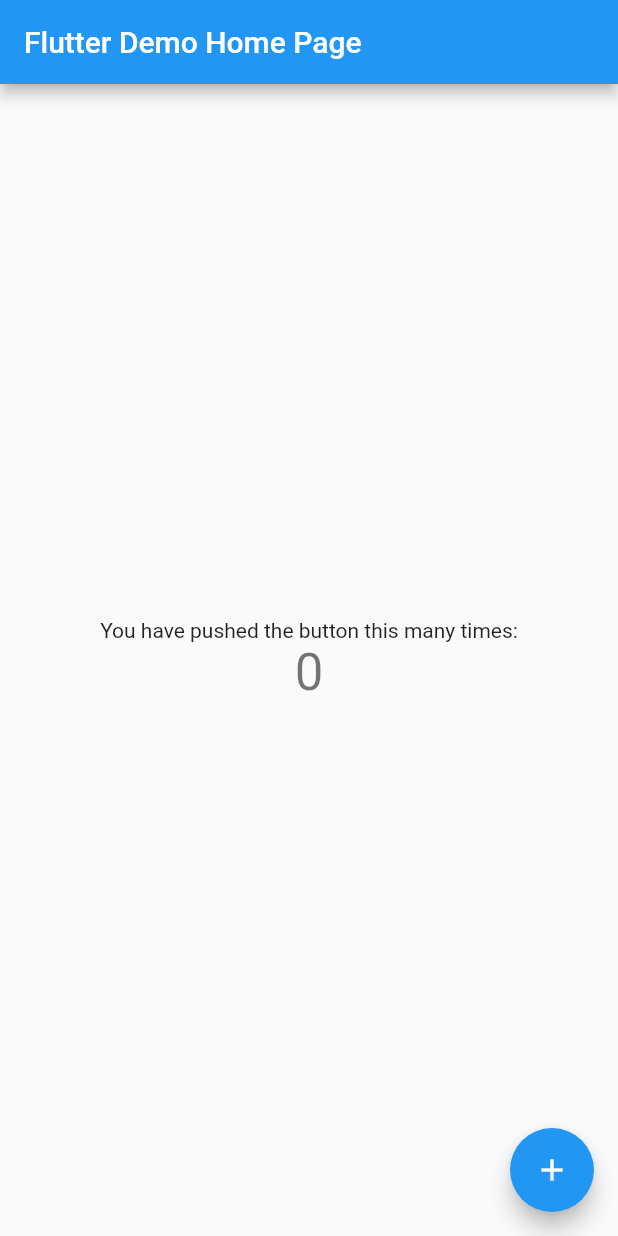
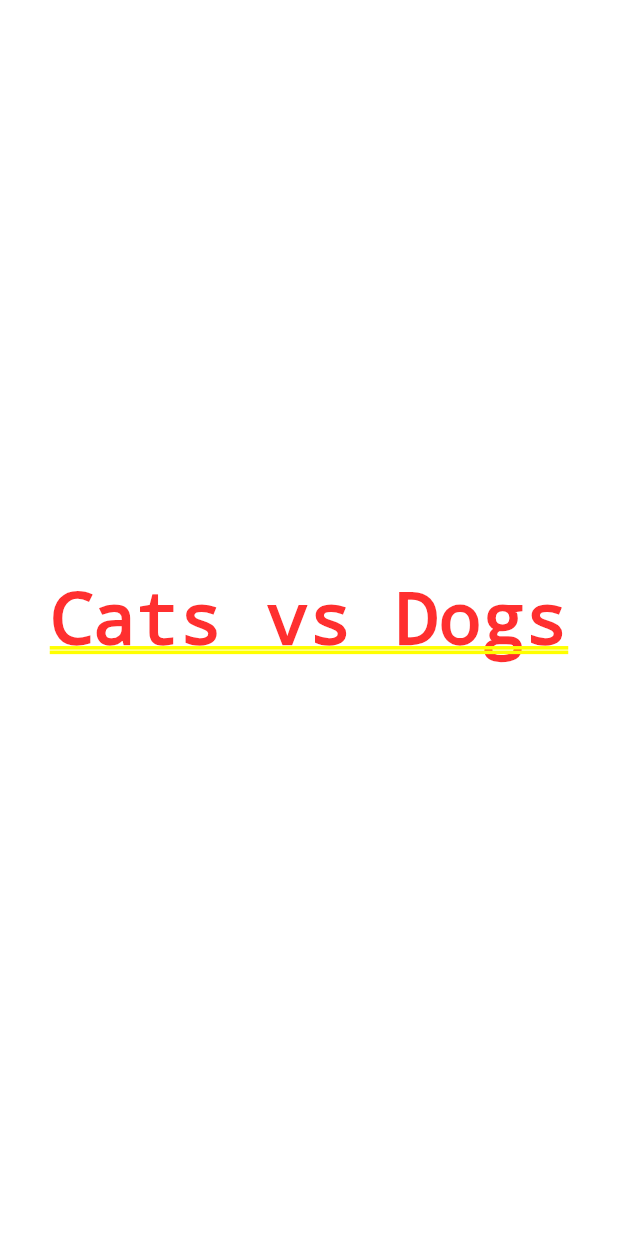
Before and after one commit to maiconm/cats_vs_dogs, a Flutter app: the screen it shows after launch, on a phone screen of 412 x 824 dp. Run offline on Flutter 3.47's test engine with Material 2 defaults, Android fonts, the phone set to English and light mode, and no system bars.

Commit message:
Clear initial configuration and adds draft splash screen

```diff
--- a/lib/main.dart
+++ b/lib/main.dart
@@ -1,113 +1,19 @@
+import 'package:cats_vs_dogs/module/Splash.dart';
 import 'package:flutter/material.dart';
 
 void main() {
-  runApp(MyApp());
+  runApp(AppWidget());
 }
 
-class MyApp extends StatelessWidget {
-  // This widget is the root of your application.
+class AppWidget extends StatelessWidget {
   @override
   Widget build(BuildContext context) {
     return MaterialApp(
-      title: 'Flutter Demo',
+      title: 'Cats vs Dogs',
       theme: ThemeData(
-        // This is the theme of your application.
-        //
-        // Try running your application with "flutter run". You'll see the
-        // application has a blue toolbar. Then, without quitting the app, try
-        // changing the primarySwatch below to Colors.green and then invoke
-        // "hot reload" (press "r" in the console where you ran "flutter run",
-        // or simply save your changes to "hot reload" in a Flutter IDE).
-        // Notice that the counter didn't reset back to zero; the application
-        // is not restarted.
         primarySwatch: Colors.blue,
       ),
-      home: MyHomePage(title: 'Flutter Demo Home Page'),
+      home: Splash(),
     );
   }
 }
-
-class MyHomePage extends StatefulWidget {
-  MyHomePage({Key? key, required this.title}) : super(key: key);
-
-  // This widget is the home page of your application. It is stateful, meaning
-  // that it has a State object (defined below) that contains fields that affect
-  // how it looks.
-
-  // This class is the configuration for the state. It holds the values (in this
-  // case the title) provided by the parent (in this case the App widget) and
-  // used by the build method of the State. Fields in a Widget subclass are
-  // always marked "final".
-
-  final String title;
-
-  @override
-  _MyHomePageState createState() => _MyHomePageState();
-}
-
-class _MyHomePageState extends State<MyHomePage> {
-  int _counter = 0;
-
-  void _incrementCounter() {
-    setState(() {
-      // This call to setState tells the Flutter framework that something has
-      // changed in this State, which causes it to rerun the build method below
-      // so that the display can reflect the updated values. If we changed
-      // _counter without calling setState(), then the build method would not be
-      // called again, and so nothing would appear to happen.
-      _counter++;
-    });
-  }
-
-  @override
-  Widget build(BuildContext context) {
-    // This method is rerun every time setState is called, for instance as done
-    // by the _incrementCounter method above.
-    //
-    // The Flutter framework has been optimized to make rerunning build methods
-    // fast, so that you can just rebuild anything that needs updating rather
-    // than having to individually change instances of widgets.
-    return Scaffold(
-      appBar: AppBar(
-        // Here we take the value from the MyHomePage object that was created by
-        // the App.build method, and use it to set our appbar title.
-        title: Text(widget.title),
-      ),
-      body: Center(
-        // Center is a layout widget. It takes a single child and positions it
-        // in the middle of the parent.
-        child: Column(
-          // Column is also a layout widget. It takes a list of children and
-          // arranges them vertically. By default, it sizes itself to fit its
-          // children horizontally, and tries to be as tall as its parent.
-          //
-          // Invoke "debug painting" (press "p" in the console, choose the
-          // "Toggle Debug Paint" action from the Flutter Inspector in Android
-          // Studio, or the "Toggle Debug Paint" command in Visual Studio Code)
-          // to see the wireframe for each widget.
-          //
-          // Column has various properties to control how it sizes itself and
-          // how it positions its children. Here we use mainAxisAlignment to
-          // center the children vertically; the main axis here is the vertical
-          // axis because Columns are vertical (the cross axis would be
-          // horizontal).
-          mainAxisAlignment: MainAxisAlignment.center,
-          children: <Widget>[
-            Text(
-              'You have pushed the button this many times:',
-            ),
-            Text(
-              '$_counter',
-              style: Theme.of(context).textTheme.headline4,
-            ),
-          ],
-        ),
-      ),
-      floatingActionButton: FloatingActionButton(
-        onPressed: _incrementCounter,
-        tooltip: 'Increment',
-        child: Icon(Icons.add),
-      ), // This trailing comma makes auto-formatting nicer for build methods.
-    );
-  }
-}
--- /dev/null
+++ b/lib/module/Splash.dart
@@ -0,0 +1,16 @@
+import 'package:flutter/material.dart';
+
+class Splash extends StatelessWidget {
+  const Splash({ Key? key }) : super(key: key);
+
+  @override
+  Widget build(BuildContext context) {
+    return Container(
+      child: Center(
+        child: Text(
+          'Cats vs Dogs',
+        ),
+      ),
+    );
+  }
+}
```
Also changed, not shown: 1 other file.
